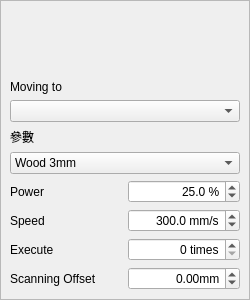
Before: the Qt Designer form src/widgets/panels/layer-params-panel.ui in flux3dp/swiftray, drawn with Qt 5.
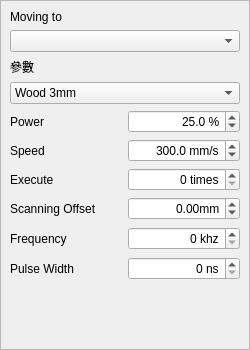
After: the same form once the commit is applied.

Commit message: Support Fiber Frequency and Pulse

```diff
--- a/src/widgets/panels/layer-params-panel.ui
+++ b/src/widgets/panels/layer-params-panel.ui
@@ -7,13 +7,13 @@
     <x>0</x>
     <y>0</y>
     <width>250</width>
-    <height>300</height>
+    <height>350</height>
    </rect>
   </property>
   <property name="minimumSize">
    <size>
     <width>0</width>
-    <height>300</height>
+    <height>350</height>
    </size>
   </property>
   <property name="windowTitle">
@@ -70,7 +70,7 @@
         <x>0</x>
         <y>0</y>
         <width>248</width>
-        <height>298</height>
+        <height>352</height>
        </rect>
       </property>
       <property name="sizePolicy">
@@ -80,19 +80,6 @@
        </sizepolicy>
       </property>
       <layout class="QVBoxLayout" name="verticalLayout_3">
-       <item>
-        <spacer name="verticalSpacer">
-         <property name="orientation">
-          <enum>Qt::Vertical</enum>
-         </property>
-         <property name="sizeHint" stdset="0">
-          <size>
-           <width>20</width>
-           <height>40</height>
-          </size>
-         </property>
-        </spacer>
-       </item>
        <item>
         <layout class="QVBoxLayout" name="moveLayerLayout">
          <item>
@@ -275,6 +262,91 @@
          </item>
         </layout>
        </item>
+       <item>
+        <widget class="QWidget" name="fiberOptions" native="true">
+         <property name="sizePolicy">
+          <sizepolicy hsizetype="Expanding" vsizetype="Expanding">
+           <horstretch>0</horstretch>
+           <verstretch>0</verstretch>
+          </sizepolicy>
+         </property>
+         <layout class="QVBoxLayout" name="verticalLayout_5">
+          <property name="leftMargin">
+           <number>0</number>
+          </property>
+          <property name="topMargin">
+           <number>0</number>
+          </property>
+          <property name="rightMargin">
+           <number>0</number>
+          </property>
+          <property name="bottomMargin">
+           <number>0</number>
+          </property>
+          <item>
+           <layout class="QHBoxLayout" name="horizontalLayoutFreq">
+            <item>
+             <widget class="QLabel" name="label_freq">
+              <property name="text">
+               <string>Frequency</string>
+              </property>
+             </widget>
+            </item>
+            <item>
+             <widget class="QSpinBox" name="freqSpinBox">
+              <property name="alignment">
+               <set>Qt::AlignRight|Qt::AlignTrailing|Qt::AlignVCenter</set>
+              </property>
+              <property name="suffix">
+               <string> khz</string>
+              </property>
+              <property name="maximum">
+               <number>500</number>
+              </property>
+             </widget>
+            </item>
+           </layout>
+          </item>
+          <item>
+           <layout class="QHBoxLayout" name="horizontalLayoutPulseWidth">
+            <item>
+             <widget class="QLabel" name="labelPulseWidth">
+              <property name="text">
+               <string>Pulse Width</string>
+              </property>
+             </widget>
+            </item>
+            <item>
+             <widget class="QSpinBox" name="pulseWidthSpinBox">
+              <property name="alignment">
+               <set>Qt::AlignRight|Qt::AlignTrailing|Qt::AlignVCenter</set>
+              </property>
+              <property name="suffix">
+               <string> ns</string>
+              </property>
+              <property name="maximum">
+               <number>350</number>
+              </property>
+             </widget>
+            </item>
+           </layout>
+          </item>
+         </layout>
+        </widget>
+       </item>
+       <item>
+        <spacer name="verticalSpacer">
+         <property name="orientation">
+          <enum>Qt::Vertical</enum>
+         </property>
+         <property name="sizeHint" stdset="0">
+          <size>
+           <width>20</width>
+           <height>40</height>
+          </size>
+         </property>
+        </spacer>
+       </item>
       </layout>
      </widget>
     </widget>
```
Left out of the diff: 2 changed lines with no effect on the pictures. The commit also changes 16 other files.
